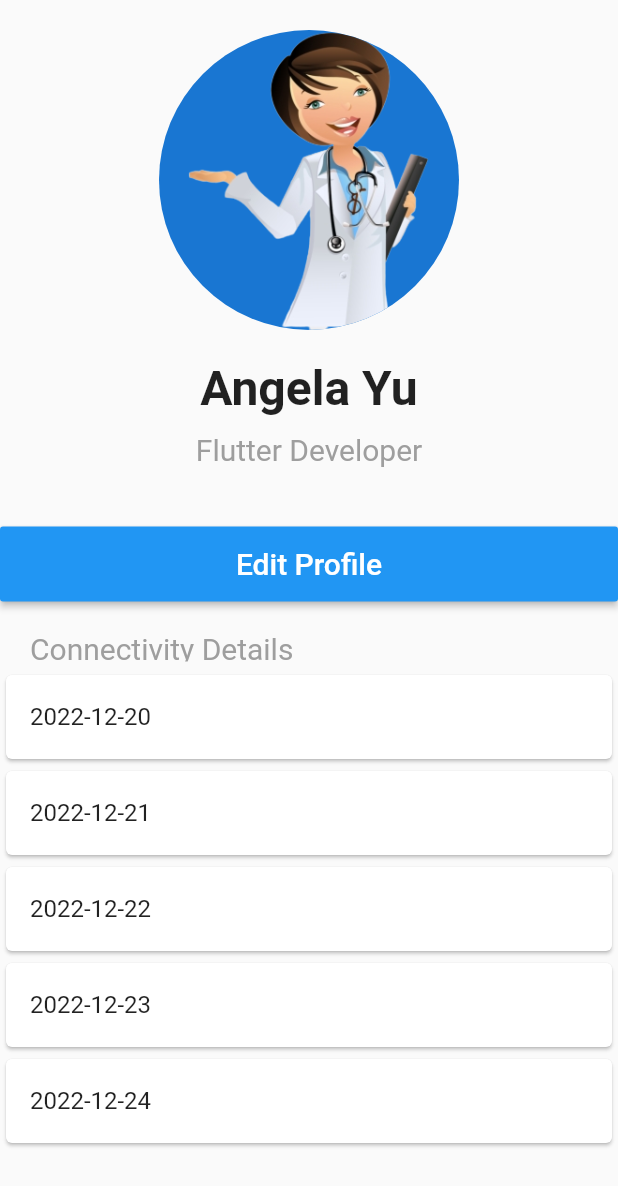
After one commit to Covid-19-Self-Assistant/Final-Project-Mobile-APP, a Flutter app: the ProfilePage screen opened by its route, on a phone screen of 412 x 824 dp. The commit adds this screen. Shown: the top 1186 px of the screen. Run offline on Flutter 3.47's test engine with Material 2 defaults, Android fonts, the phone set to English and light mode, and no system bars; our stand-ins replace animate_do, cloud_firestore, dio, firebase_auth, firebase_core, flutter_bluetooth_serial and 3 more; missing offline and left inert: flutter_email_sender, nearby_connections, qr_code_scanner; accounts and stored records are empty; network calls fail.

```diff
--- a/lib/main.dart
+++ b/lib/main.dart
@@ -1,7 +1,9 @@
 import 'package:dating_app/QR/qr_scanner.dart';
+import 'package:dating_app/profile_page/ProfilePage.dart';
+import 'package:dating_app/profile_page/ConnectedUsers.dart';
 import 'package:dating_app/splash_screen/splash_screen.dart';
 import 'package:dating_app/symptoms%20screen/symptoms.dart';
-import 'package:dating_app/tracing_controller/nearbyInterface.dart';
+import 'package:dating_app/tracing_controller/ShowDevices.dart';
 import 'package:dating_app/update_positive/updateStatus.dart';
 import 'package:firebase_core/firebase_core.dart';
 import 'package:flutter/material.dart';
@@ -24,8 +26,10 @@ class MyApp extends StatelessWidget {
       ),
       home: SplashScreen(),
       routes: {
-        '/nearByInt': (context) => NearbyInterface(),
+        '/nearByInt': (context) => ShowDevices(),
         '/symptoms': (context) => SpreadScreen(),
+        '/profile': (context) => ProfilePage(),
+        '/usersList': (context) => ConnectedUsers(),
         '/qrScanner': (context) => MyHomePage(
               title: 'QR Scanner',
             ),
--- /dev/null
+++ b/lib/profile_page/ProfilePage.dart
@@ -0,0 +1,107 @@
+import 'package:flutter/material.dart';
+
+class ProfilePage extends StatefulWidget {
+  @override
+  _ProfilePageState createState() => _ProfilePageState();
+}
+
+class _ProfilePageState extends State<ProfilePage> {
+  List<Connection> connections = [
+    Connection(day: "2022-12-20"),
+    Connection(day: "2022-12-21"),
+    Connection(day: "2022-12-22"),
+    Connection(day: "2022-12-23"),
+    Connection(day: "2022-12-24"),
+  ];
+  // TODO: get the profile details from the api
+
+  @override
+  Widget build(BuildContext context) {
+    return Scaffold(
+      body: SingleChildScrollView(
+        child: LayoutBuilder(
+          builder: (context, constraint) {
+            return Column(
+              children: [
+                SizedBox(height: 20),
+                Container(
+                  height: 200,
+                  width: 200,
+                  child: CircleAvatar(
+                    backgroundImage: AssetImage(
+                      'assets/images/doctor.png',
+                    ),
+                  ),
+                ),
+                SizedBox(height: 20),
+                Text(
+                  'Angela Yu',
+                  style: TextStyle(
+                    fontSize: 32,
+                    fontWeight: FontWeight.bold,
+                  ),
+                ),
+                SizedBox(height: 10),
+                Text(
+                  'Flutter Developer',
+                  style: TextStyle(
+                    fontSize: 20,
+                    color: Colors.grey,
+                  ),
+                ),
+                SizedBox(height: 20),
+                SizedBox(height: 20),
+                Container(
+                  width: double.infinity,
+                  height: 50,
+                  child: MaterialButton(
+                    onPressed: () {},
+                    color: Colors.blue,
+                    child: Text(
+                      'Edit Profile',
+                      style: TextStyle(
+                        color: Colors.white,
+                        fontSize: 20,
+                      ),
+                    ),
+                  ),
+                ),
+                Container(
+                  margin: EdgeInsets.only(top: 20, left: 20, bottom: 5),
+                  height: 20,
+                  width: double.infinity,
+                  child: Text(
+                    "Connectivity Details",
+                    style: TextStyle(
+                      fontSize: 20,
+                      color: Colors.grey,
+                    ),
+                  ),
+                ),
+
+                // days list
+                ...connections
+                    .map(((e) => InkWell(
+                          onTap: () {
+                            Navigator.pushNamed(context, '/usersList');
+                          },
+                          child: Card(
+                            child: ListTile(
+                              title: Text(e.day.toString()),
+                            ),
+                          ),
+                        )))
+                    .toList(),
+              ],
+            );
+          },
+        ),
+      ),
+    );
+  }
+}
+
+class Connection {
+  final String day;
+  Connection({required this.day});
+}
--- a/lib/update_positive/updateStatus.dart
+++ b/lib/update_positive/updateStatus.dart
@@ -60,7 +60,7 @@ class _StateChangerState extends State<StateChanger> {
           // ),
           Expanded(
             child:
-                buildHeader(text: 'Change Your State', child: buildIOSSwitch()),
+                buildHeader(text: value == true ? 'Covid Positive' : 'Covid Negative', child: buildIOSSwitch()),
           ),
         ],
       );
--- a/pubspec.yaml
+++ b/pubspec.yaml
@@ -44,6 +44,11 @@ dependencies:
   modal_progress_hud_nsn: ^0.3.0
   file_picker: ^5.0.1
   qr_code_scanner: ^1.0.1
+  flutter_bluetooth_serial: ^0.3.2
+  device_info_plus: ^8.0.0
+  flutter_styled_toast: ^2.1.3
+  flutter_nearby_connections: ^1.1.1
+  flutter_email_sender: ^5.2.0
 
 dev_dependencies:
   flutter_test:
```
Also changed, not shown: lib/details_pages/details_screen.dart (+11 -5 lines), lib/profile_page/ConnectedUsers.dart (added, +159 -0 lines), lib/tracing_controller/ShowDevices.dart (added, +167 -0 lines), lib/tracing_controller/nearbyInterface.dart (+8 -5 lines), pubspec.lock, 4 other files.
